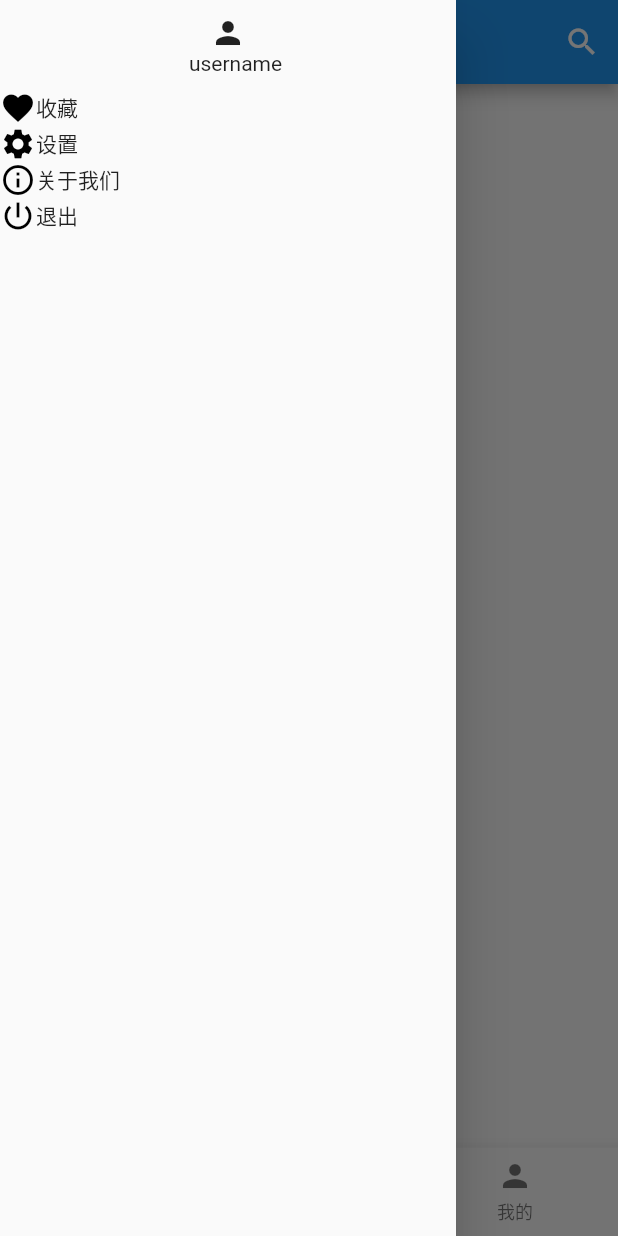
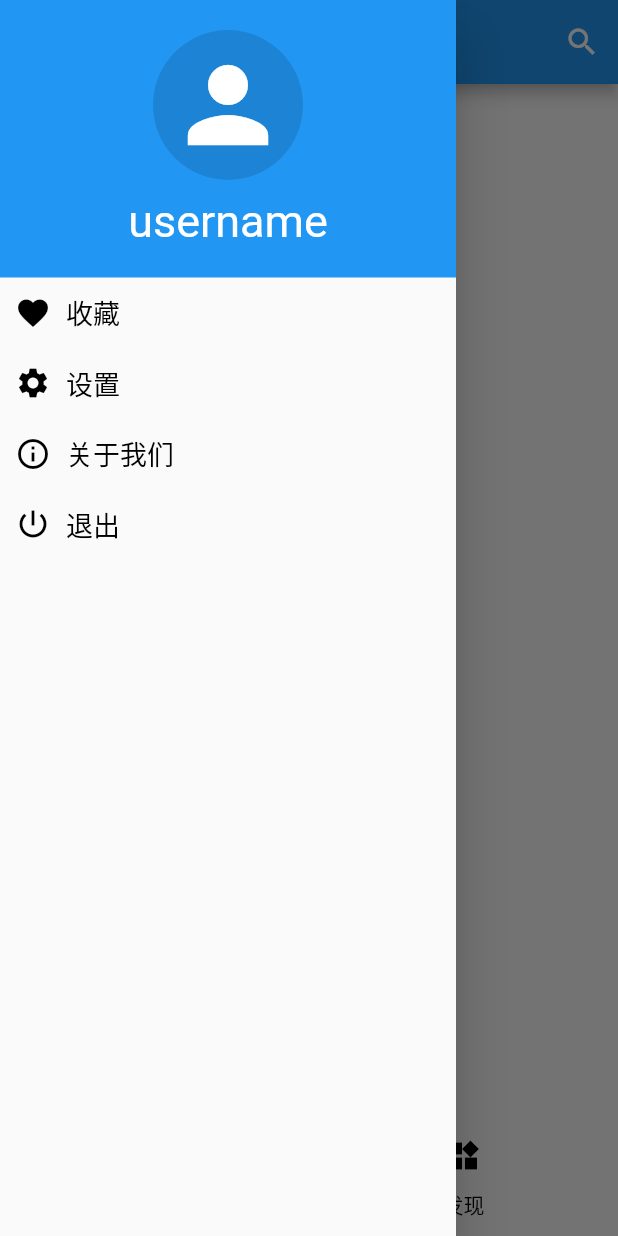
Before and after one commit to GitHubWison/wan_android_flutter, a Flutter app: the screen it shows after launch, with the side drawer open, on a phone screen of 412 x 824 dp. Run offline on Flutter 3.47's test engine with Material 2 defaults, Android fonts, the phone set to English and light mode, and no system bars; our stand-ins replace dio, flutter_swiper; missing offline and left inert: flutter_webview_plugin.

Commit message:
我的 页面删除，彻底解决返回到上个页面时重新加载的问题

```diff
--- a/lib/WanAndroidPage.dart
+++ b/lib/WanAndroidPage.dart
@@ -1,5 +1,5 @@
 import 'package:flutter/material.dart';
-import 'package:wan_android_flutter/pages/AboutMe.dart';
+import 'package:wan_android_flutter/component/ArticlePadding.dart';
 import 'package:wan_android_flutter/pages/Discovery.dart';
 import 'package:wan_android_flutter/pages/Home.dart';
 
@@ -12,34 +12,30 @@ class WanAndroidPage extends StatefulWidget {
 
 class WanAndroidPageState extends State<WanAndroidPage> {
   final List navList = new List();
-  var _currentPage = 0;
 
   @override
   Widget build(BuildContext context) {
-    return new Scaffold(
+    return DefaultTabController(
+        length: 2,
+        child: Scaffold(
           drawer: Drawer(
             child: DrawerPage(),
           ),
           appBar: AppBar(
-        leading: Text("首页"),
             title: new Text("wan! android"),
             actions: <Widget>[
               new IconButton(icon: new Icon(Icons.search), onPressed: _toSearch)
             ],
           ),
-      body: MainBodyState(_currentPage),
-      bottomNavigationBar: BottomNavState(_currentPage, (index) {
-        setState(() {
-          _currentPage = index;
-        });
-      }),
-    );
+          body: MainBodyState(),
+          bottomNavigationBar: BottomNavState(),
+        ));
   }
 
   @override
   void initState() {
     super.initState();
-    navList..add(Home())..add(Discovery())..add(AboutMe());
+    navList..add(Home())..add(Discovery());
   }
 
 //跳转到搜索页面
@@ -65,11 +61,15 @@ class DrawerPage extends StatelessWidget {
       color: Colors.black,
     )
   ];
+  static const textStyle = TextStyle(color: Colors.black, fontSize: 18);
   final drawerTexts = [
-    Text('收藏'),
-    Text('设置'),
-    Text('关于我们'),
-    Text('退出'),
+    Text(
+      '收藏',
+      style: textStyle,
+    ),
+    Text('设置', style: textStyle),
+    Text('关于我们', style: textStyle),
+    Text('退出', style: textStyle),
   ];
 
   @override
@@ -86,59 +86,89 @@ class DrawerPage extends StatelessWidget {
   }
 
   Widget _getItemWidget(Icon icon, Text text) {
-    return Row(
-      children: <Widget>[icon, text],
+    return InkWell(
+      onTap: () {},
+      child: Padding(
+        padding: EdgeInsets.all(10),
+        child: Row(
+          children: <Widget>[
+            icon,
+            Padding(
+              padding: EdgeInsets.only(left: 10),
+              child: text,
+            )
+          ],
+        ),
+      ),
     );
   }
 
   Widget _getUserInfo() {
-    return Padding(
-      padding: EdgeInsets.all(10),
+    return Container(
+      color: Colors.blue,
+      child: Padding(
+        padding: EdgeInsets.all(20),
         child: Column(
           children: <Widget>[
-          Icon(Icons.person),
-          Padding(
-            padding: EdgeInsets.only(left: 10),
-            child: Text('username'),
-          )
+            CircleAvatar(
+              backgroundColor: Colors.black12,
+              minRadius: 0,
+              child: Padding(
+                padding: EdgeInsets.all(10),
+                child: Icon(
+                  Icons.person,
+                  color: Colors.white,
+                  size: 80,
+                ),
+              ),
+            ),
+            ArticlePadding(),
+            Text(
+              'username',
+              style: TextStyle(fontSize: 30, color: Colors.white),
+            ),
           ],
+        ),
       ),
     );
   }
 }
 
 class MainBodyState extends StatelessWidget {
-  final currentPage;
+//  final currentPage;
 
-  MainBodyState(this.currentPage);
+  MainBodyState();
 
   @override
   Widget build(BuildContext context) {
-    return IndexedStack(
-      index: currentPage,
-      children: [Home(), Discovery(), AboutMe()],
+    return TabBarView(
+      children: [Home(), Discovery()],
     );
   }
 }
 
 class BottomNavState extends StatelessWidget {
-  final currentPage;
-  final tapTest;
-
-  BottomNavState(this.currentPage, this.tapTest);
+  BottomNavState();
 
   @override
   Widget build(BuildContext context) {
-    return BottomNavigationBar(
-      currentIndex: currentPage,
-      items: [
-        new BottomNavigationBarItem(icon: Icon(Icons.home), title: Text("首页")),
-        new BottomNavigationBarItem(
-            icon: Icon(Icons.widgets), title: Text("发现")),
-        new BottomNavigationBarItem(icon: Icon(Icons.person), title: Text("我的"))
+    return TabBar(
+      unselectedLabelColor: Colors.black,
+      labelColor: Colors.blue,
+      indicator: null,
+      tabs: <Widget>[
+        Tab(
+          text: "首页",
+          icon: Icon(Icons.home),
+        ),
+        Tab(
+          text: "发现",
+          icon: Icon(Icons.widgets),
+        )
       ],
-      fixedColor: Colors.blue,
-      onTap: tapTest,
     );
   }
 }
+/*new BottomNavigationBarItem(icon: Icon(Icons.home), title: Text("首页")),
+        new BottomNavigationBarItem(
+            icon: Icon(Icons.widgets), title: Text("发现")),*/
--- a/lib/http/DioHelper.dart
+++ b/lib/http/DioHelper.dart
@@ -51,7 +51,8 @@ class WanAndroidDio {
           ==请求url:${_dio.options.baseUrl}$address
           ==请求参数:${data.toString()}
           ==请求结果:${r.data}
-          ===========================================""");
+          ===========================================
+          """);
 
         } else {
 //        服务端报错
--- a/lib/pages/AboutMe.dart
+++ /dev/null
@@ -1,20 +0,0 @@
-import 'package:flutter/material.dart';
-
-class AboutMe extends StatefulWidget {
-  @override
-  AboutMeState createState() => AboutMeState();
-}
-
-class AboutMeState extends State<AboutMe> with WidgetsBindingObserver{
-  @override
-  Widget build(BuildContext context) {
-    return Text("AboutMe");
-  }
-  @override
-  void initState() {
-    // TODO: implement initState
-    super.initState();
-    print('AboutMeState==initState');
-  }
-
-}
--- a/lib/pages/Discovery.dart
+++ b/lib/pages/Discovery.dart
@@ -12,12 +12,13 @@ class Discovery extends StatefulWidget {
   }
 }
 
-class DiscoveryState extends State<Discovery> with WidgetsBindingObserver {
+class DiscoveryState extends State<Discovery> with AutomaticKeepAliveClientMixin<Discovery> {
   String test = "";
   List<KnowledgeSys> list = List();
 
   @override
   Widget build(BuildContext context) {
+    super.build(context);
     if (list == null || list.length == 0) {
       return Loading();
     } else {
@@ -50,6 +51,10 @@ class DiscoveryState extends State<Discovery> with WidgetsBindingObserver {
       });
     });
   }
+
+  @override
+  bool get wantKeepAlive => true;
+
 }
 
 class KnowledgeSysTile extends StatelessWidget {
--- a/lib/pages/Home.dart
+++ b/lib/pages/Home.dart
@@ -5,6 +5,7 @@ import 'package:wan_android_flutter/beans/entity.dart';
 import 'package:wan_android_flutter/component/HomeArticleListTile.dart';
 import 'package:wan_android_flutter/http/DioHelper.dart';
 import 'package:wan_android_flutter/component/Loading.dart';
+
 class Home extends StatefulWidget {
   @override
   HomeState createState() {
@@ -12,13 +13,14 @@ class Home extends StatefulWidget {
   }
 }
 
-class HomeState extends State<StatefulWidget> {
+class HomeState extends State<Home> with AutomaticKeepAliveClientMixin<Home> {
   final List<Article> list = new List();
   final List<BannerBean> bannerList = new List();
   int pageNo = 0;
 
   @override
   Widget build(BuildContext context) {
+    super.build(context);
     return Column(
       children: <Widget>[
         Expanded(
@@ -88,6 +90,9 @@ class HomeState extends State<StatefulWidget> {
     _refreshArticleData();
     refreshBannerData();
   }
+
+  @override
+  bool get wantKeepAlive => true;
 }
 
 class ArticleList extends StatelessWidget {
--- a/lib/pages/KnowLedgeArticle.dart
+++ b/lib/pages/KnowLedgeArticle.dart
@@ -57,7 +57,7 @@ class KnowledgeArticleList extends StatefulWidget {
   }
 }
 
-class KnowledgeArticleListState extends State<KnowledgeArticleList> {
+class KnowledgeArticleListState extends State<KnowledgeArticleList> with AutomaticKeepAliveClientMixin<KnowledgeArticleList>{
   int cid = 0;
   List<Article> listData = new List();
   int pageNo = 0;
@@ -66,6 +66,7 @@ class KnowledgeArticleListState extends State<KnowledgeArticleList> {
 
   @override
   Widget build(BuildContext context) {
+    super.build(context);
     if (listData == null || listData.length == 0) {
       return Loading();
     } else {
@@ -75,7 +76,6 @@ class KnowledgeArticleListState extends State<KnowledgeArticleList> {
 
   @override
   void initState() {
-    // TODO: implement initState
     super.initState();
     _refreshData();
   }
@@ -109,4 +109,7 @@ class KnowledgeArticleListState extends State<KnowledgeArticleList> {
       return null;
     });
   }
+
+  @override
+  bool get wantKeepAlive => true;
 }
```
Also changed, not shown: lib/main.dart (+6 -5 lines). Lines whose indentation alone changed are shown as unchanged.
